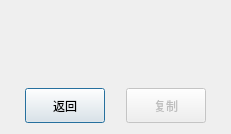
The window that zombie_calculator/gui/msg.ui (Kndy666/zombie_calculator) describes before a commit, drawn with Qt 5.
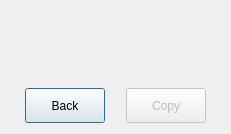
The same window after the commit.

The edit to the form file:
```diff
--- a/zombie_calculator/gui/msg.ui
+++ b/zombie_calculator/gui/msg.ui
@@ -65,7 +65,7 @@
           </size>
          </property>
          <property name="text">
-          <string>返回</string>
+          <string>Back</string>
          </property>
         </widget>
        </item>
@@ -100,7 +100,7 @@
           </size>
          </property>
          <property name="text">
-          <string>复制</string>
+          <string>Copy</string>
          </property>
         </widget>
        </item>
```
Left out of the diff: 5 changed lines with no effect on the pictures.
